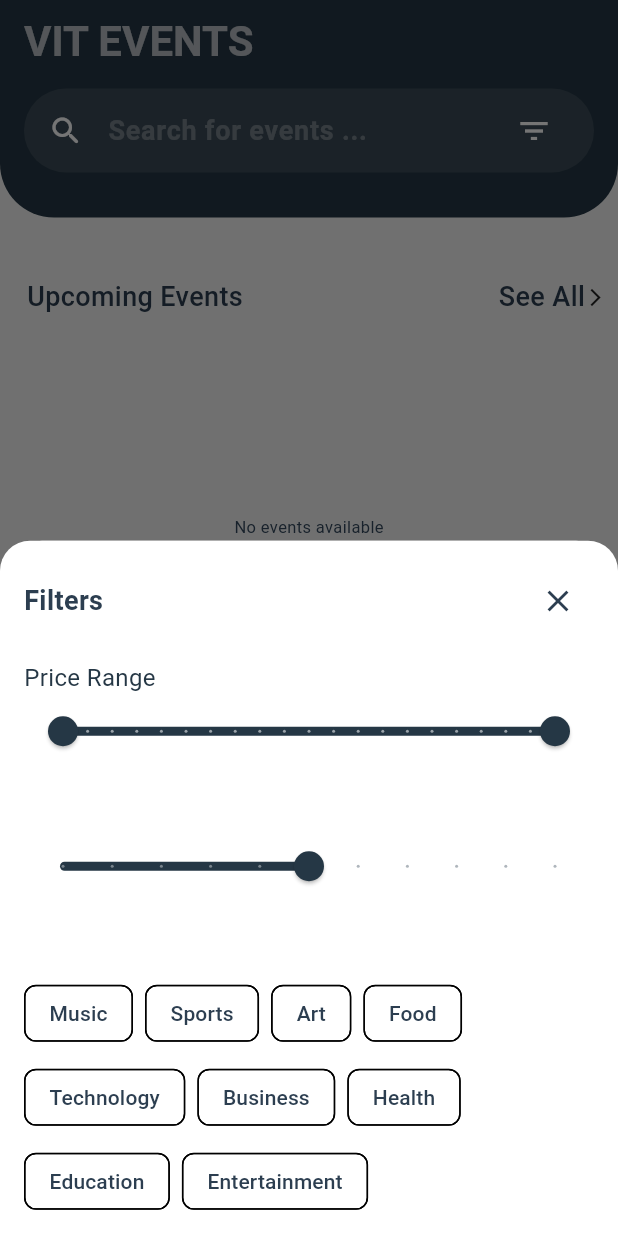
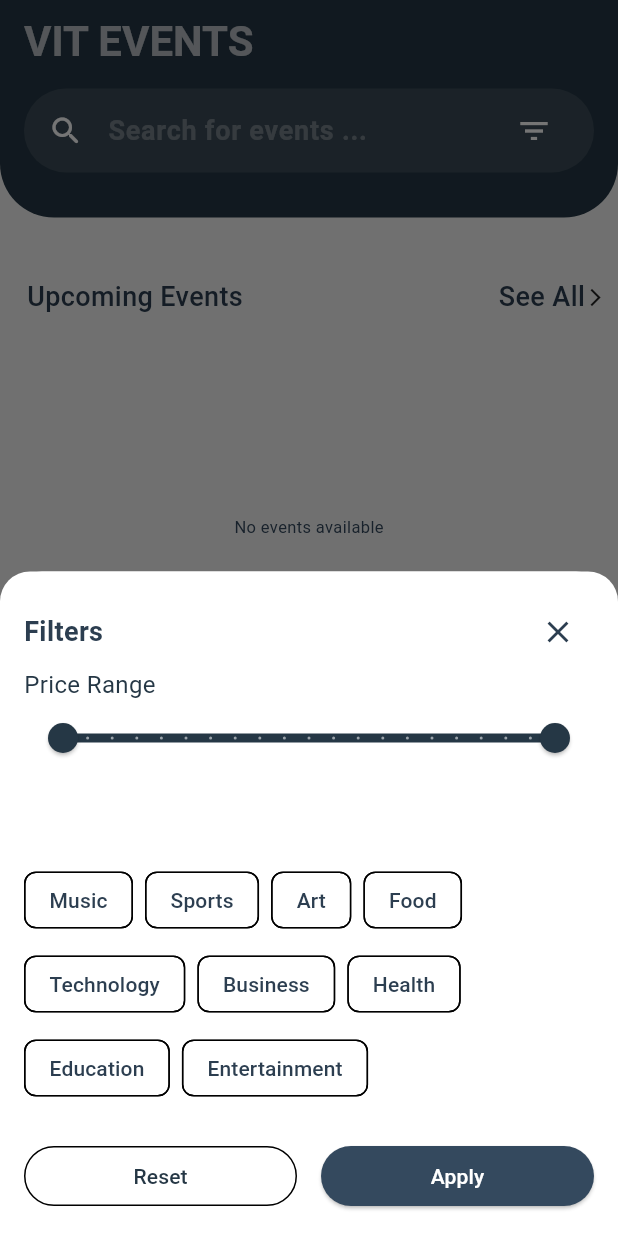
Before and after one commit to 4maan4hmed/VitEvents, a Flutter app: the screen it shows after launch, after a tap on the "filter list" icon, on a phone screen of 412 x 824 dp. Run offline on Flutter 3.47's test engine with Material 3 defaults, Android fonts, the phone set to English and light mode, and no system bars; drawn by our look-alikes of google_nav_bar; our stand-ins replace cloud_firestore, firebase_core; accounts and stored records are empty.

Commit message:
Navigation bar is implemented for multiple screen navigation

```diff
--- a/lib/main.dart
+++ b/lib/main.dart
@@ -1,13 +1,12 @@
 import 'package:flutter/material.dart';
+import 'package:flutter_application_2/screens/home/main_navigation_screen.dart';
 import 'config/theme/app_theme.dart';
-import 'screens/home/home_screen.dart';
 import 'package:firebase_core/firebase_core.dart';
 
-void main() async{
+void main() async {
   WidgetsFlutterBinding.ensureInitialized();
   await Firebase.initializeApp();
   runApp(const MyApp());
-
 }
 
 class MyApp extends StatelessWidget {
@@ -19,7 +18,7 @@ void main() async{
       title: 'Event Hub',
       theme: appTheme(),
       debugShowCheckedModeBanner: false,
-        home: const HomeScreen(),
+      home: const MainNavigationScreen(),
     );
   }
 }
--- a/lib/screens/home/home_screen.dart
+++ b/lib/screens/home/home_screen.dart
@@ -3,7 +3,6 @@ import 'package:flutter_application_2/config/theme/app_colors.dart';
 import 'package:flutter_application_2/config/theme/app_typography.dart';
 import 'package:flutter_application_2/screens/home/all_event_screen.dart';
 import 'package:flutter_application_2/widgets/filter_bottom_sheet.dart';
-import 'package:google_nav_bar/google_nav_bar.dart';
 import 'package:uuid/uuid.dart';
 import '../../widgets/events/event_card.dart';
 import '../../models/event.dart';
@@ -76,8 +75,7 @@ class _HomeScreenState extends State<HomeScreen> {
               Padding(
                   padding: const EdgeInsets.symmetric(horizontal: 16.0),
                   child: SearchBar(
-                      controller:
-                          searchController, // Add a TextEditingController
+                    controller: searchController, // Add a TextEditingController
                     onTapOutside: (event) {
                       FocusScope.of(context).unfocus();
                       setState(() {
@@ -90,6 +88,10 @@ class _HomeScreenState extends State<HomeScreen> {
                       AppTypography.cardTitle.copyWith(
                         color: AppColors.white.withOpacity(0.3),
                       ),
+                    ),
+                    textStyle: WidgetStateProperty.all(
+                      AppTypography.cardTitle.copyWith(
+                          color: AppColors.white, fontWeight: FontWeight.w400),
                     ),
                     overlayColor: WidgetStateProperty.all(Colors.transparent),
                     shadowColor: WidgetStateProperty.all(Colors.transparent),
@@ -212,33 +214,7 @@ class _HomeScreenState extends State<HomeScreen> {
           ),
         ),
       ),
-        bottomNavigationBar: Container(
-          padding: const EdgeInsets.symmetric(horizontal: 20, vertical: 12),
-          child: GNav(
-            tabBorderRadius: 40,
-            tabActiveBorder: Border.all(color: AppColors.blueDark, width: 1.5),
-            gap: 8,
-            padding: const EdgeInsets.symmetric(horizontal: 20, vertical: 16),
-            tabs: const [
-              GButton(
-                icon: Icons.explore,
-                text: 'Explore',
-              ),
-              GButton(
-                icon: Icons.calendar_month,
-                text: 'Events',
-              ),
-              GButton(
-                icon: Icons.bookmark,
-                text: 'Saved',
-              ),
-              GButton(
-                icon: Icons.person,
-                text: 'Profile',
-              ),
-            ],
-          ),
-        ));
+    );
   }
 
   Widget _buildEventsList() {
--- /dev/null
+++ b/lib/screens/home/main_navigation_screen.dart
@@ -0,0 +1,91 @@
+import 'package:flutter/material.dart';
+import 'package:flutter_application_2/config/theme/app_colors.dart';
+import 'package:flutter_application_2/screens/home/all_event_screen.dart';
+import 'package:flutter_application_2/screens/home/home_screen.dart';
+import 'package:google_nav_bar/google_nav_bar.dart';
+
+class MainNavigationScreen extends StatefulWidget {
+  const MainNavigationScreen({super.key});
+
+  @override
+  State<MainNavigationScreen> createState() => _MainNavigationScreenState();
+}
+
+class _MainNavigationScreenState extends State<MainNavigationScreen> {
+  int _selectedIndex = 0;
+
+  // List of screens to display
+  final List<Widget> _screens = [
+    const HomeScreen(),
+    const AllEventScreen(),
+    const SavedScreen(), // You'll need to create this
+    const ProfileScreen(), // You'll need to create this
+  ];
+
+  @override
+  Widget build(BuildContext context) {
+    return Scaffold(
+      body: _screens[_selectedIndex],
+      bottomNavigationBar: Container(
+        padding: const EdgeInsets.symmetric(horizontal: 20, vertical: 12),
+        child: GNav(
+          selectedIndex: _selectedIndex, // Add this to control the selected tab
+          tabBorderRadius: 40,
+          tabActiveBorder: Border.all(color: AppColors.blueDark, width: 1.5),
+          gap: 8,
+          padding: const EdgeInsets.symmetric(horizontal: 20, vertical: 16),
+          onTabChange: (index) {
+            setState(() {
+              _selectedIndex = index;
+            });
+          },
+          tabs: const [
+            GButton(
+              icon: Icons.explore,
+              text: 'Explore',
+            ),
+            GButton(
+              icon: Icons.calendar_month,
+              text: 'Events',
+            ),
+            GButton(
+              icon: Icons.bookmark,
+              text: 'Saved',
+            ),
+            GButton(
+              icon: Icons.person,
+              text: 'Profile',
+            ),
+          ],
+        ),
+      ),
+    );
+  }
+}
+
+// Create these screens
+class SavedScreen extends StatelessWidget {
+  const SavedScreen({super.key});
+
+  @override
+  Widget build(BuildContext context) {
+    return const Scaffold(
+      body: Center(
+        child: Text('Saved Screen'),
+      ),
+    );
+  }
+}
+
+class ProfileScreen extends StatelessWidget {
+  const ProfileScreen({super.key});
+
+  @override
+  Widget build(BuildContext context) {
+    return const Scaffold(
+      body: Center(
+        child: Text('Profile Screen'),
+      ),
+    );
+  }
+}
--- a/lib/widgets/filter_bottom_sheet.dart
+++ b/lib/widgets/filter_bottom_sheet.dart
@@ -48,7 +48,6 @@ class _FilterBottomSheetState extends State<FilterBottomSheet> {
                 ),
               ],
             ),
-            const SizedBox(height: 16),
             const Text('Price Range',
                 style: TextStyle(fontSize: 16, color: AppColors.primary)),
             RangeSlider(
@@ -66,24 +65,10 @@ class _FilterBottomSheetState extends State<FilterBottomSheet> {
                 });
               },
             ),
-            const SizedBox(height: 16),
             const Text(
               'Distance',
               style: AppTypography.cardDate,
             ),
-            Slider(
-              value: _distance,
-              min: 0,
-              max: 100,
-              divisions: 10,
-              label: '${_distance.round()} km',
-              onChanged: (double value) {
-                setState(() {
-                  _distance = value;
-                });
-              },
-            ),
-            const SizedBox(height: 16),
             const Text(
               'Categories',
               style: AppTypography.cardDate,
```
Also changed, not shown: lib/firebase_options.dart. Lines whose indentation alone changed are shown as unchanged.
